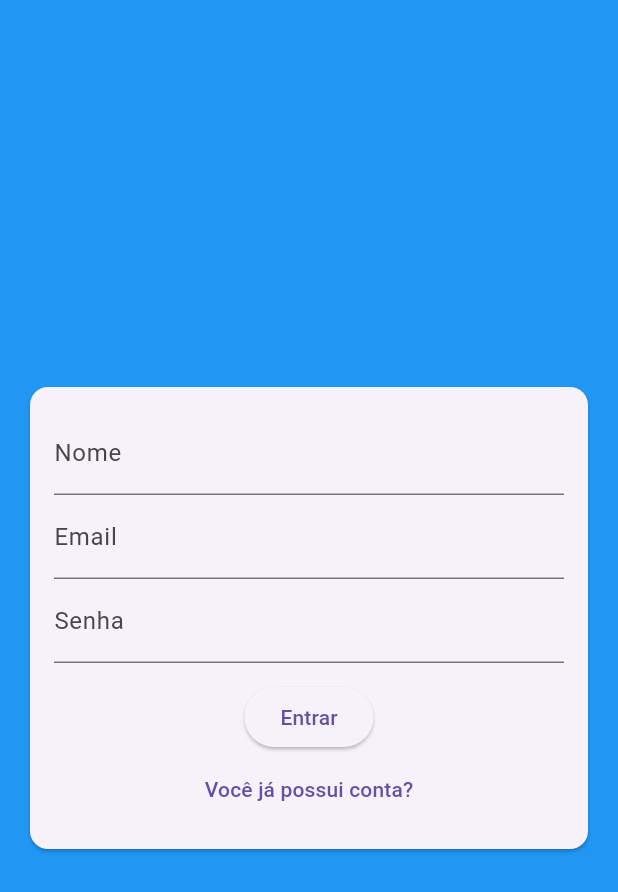
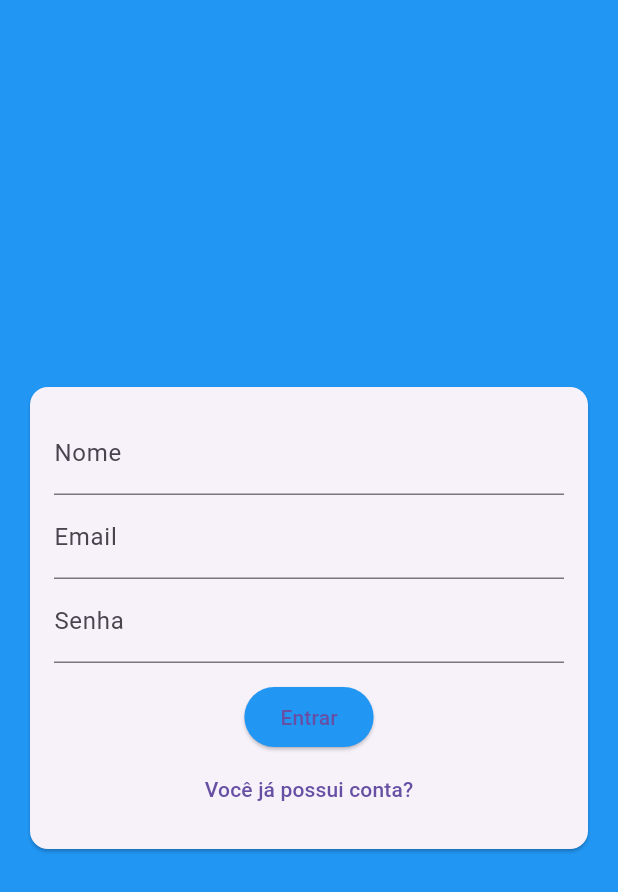
Before and after one commit to luan632/parnaiba360_flutter, a Flutter app: the screen it shows after launch, on a phone screen of 412 x 824 dp. Shown: the top 892 px of the screen. Run offline on Flutter 3.47's test engine with Material 3 defaults, Android fonts, the phone set to English and light mode, and no system bars.

Commit message:
botão  entrar estilizado

```diff
--- a/lib/components/auth_form.dart
+++ b/lib/components/auth_form.dart
@@ -24,7 +24,13 @@ class AuthForm extends StatelessWidget {
               ),
               SizedBox(height: 12),
 
-              ElevatedButton(onPressed: () {}, child: Text('Entrar')
+              ElevatedButton(
+                onPressed: () {},
+                style: ElevatedButton.styleFrom(
+                  backgroundColor: Colors.blue,
+
+                ),
+                child: Text('Entrar'),
               ),
               TextButton(onPressed: () {}, child: Text('Você já possui conta?'))
             ],
```
